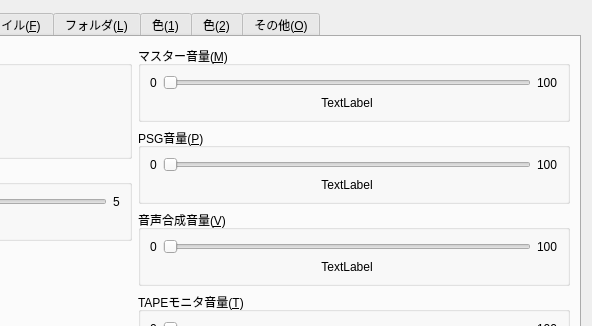
eighttails/PC6001VX, file src/Qt/configdialog.ui: the form before one commit; both pictures show x 323 to 915 and y 0 to 326 of the 915 by 549 pixel window.
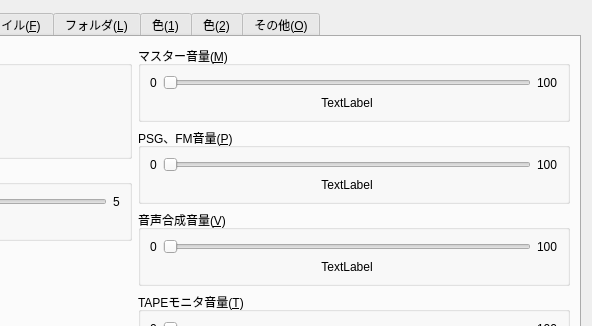
The form after the commit. The open tabs and pages were chosen to show the change. Custom widgets are drawn as their Qt base class.

Commit message: 音量関係の文言を更新

What changed in the file:
```diff
--- a/src/Qt/configdialog.ui
+++ b/src/Qt/configdialog.ui
@@ -560,7 +560,7 @@
            <item>
             <widget class="QGroupBox" name="groupBoxPSGVol">
              <property name="title">
-              <string>PSG音量(&amp;P)</string>
+              <string>PSG、FM音量(&amp;P)</string>
              </property>
              <layout class="QGridLayout" name="gridLayout_16">
               <item row="0" column="0">
```
The commit also changes 2 other files.
